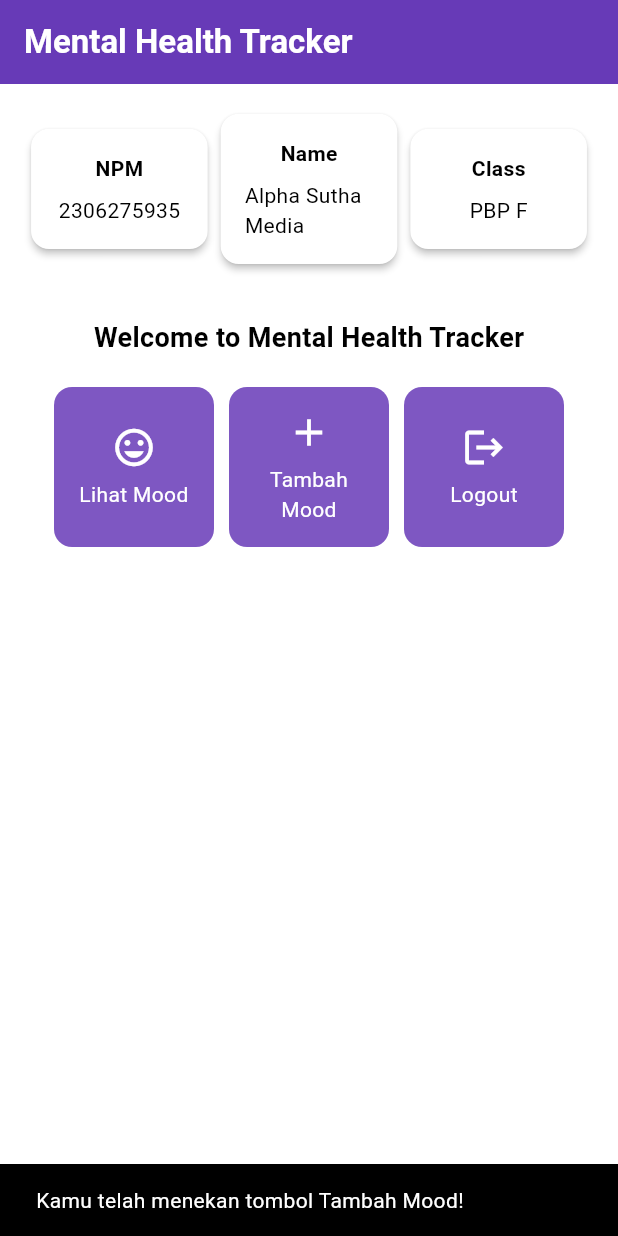
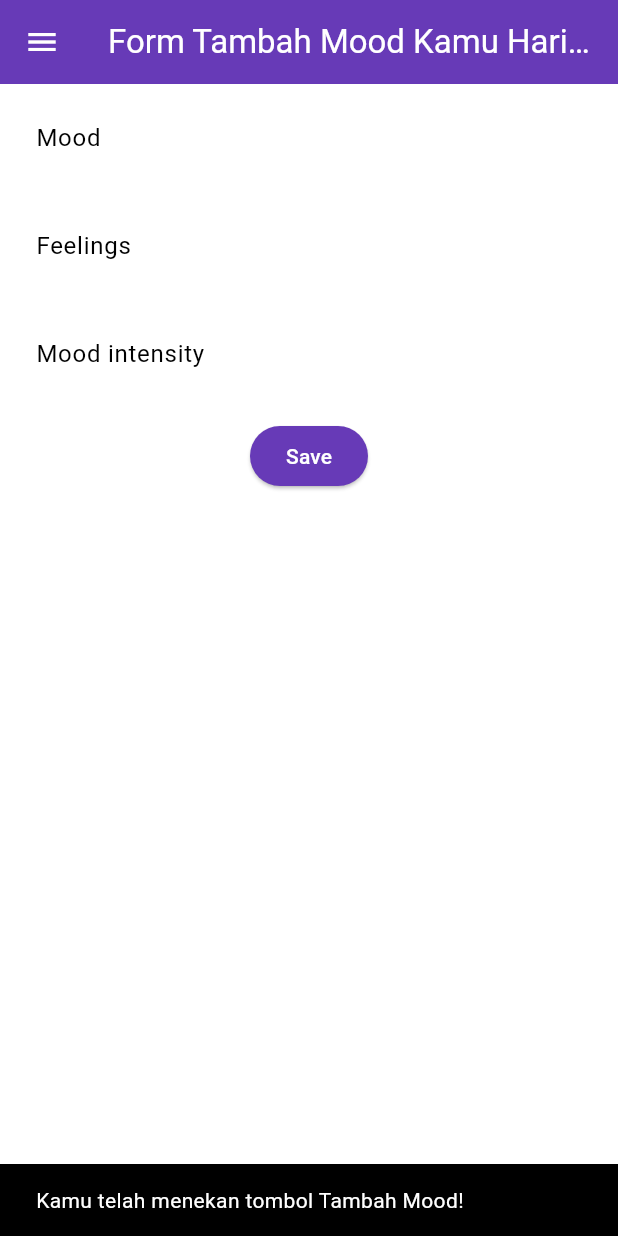
Before and after one commit to alphasuthamedia/mental-health-tracker-mobile, a Flutter app: the screen it shows after launch, after a tap on "Tambah Mood", on a phone screen of 412 x 824 dp. Run offline on Flutter 3.47's test engine with Material 3 defaults, Android fonts, the phone set to English and light mode, and no system bars.

Commit message:
tutorial 7

```diff
--- a/lib/main.dart
+++ b/lib/main.dart
@@ -1,5 +1,5 @@
 import 'package:flutter/material.dart';
-import 'package:mental_health_tracker/menu.dart';
+import 'package:mental_health_tracker/screens/menu.dart';
 
 void main() {
   runApp(const MyApp());
--- a/lib/menu.dart
+++ b/lib/screens/menu.dart
@@ -1,4 +1,8 @@
 import 'package:flutter/material.dart';
+// Impor drawer widget
+import 'package:mental_health_tracker/widgets/left_drawer.dart';
+import 'moodentry_form.dart';
+import 'package:mental_health_tracker/widgets/mood_card.dart';
 
 class MyHomePage extends StatelessWidget {
     final String npm = '2306275935'; // NPM
@@ -27,6 +31,7 @@ class MyHomePage extends StatelessWidget {
             fontWeight: FontWeight.bold,
           ),
         ),
+        iconTheme: const IconThemeData(color: Colors.white),
         // Warna latar belakang AppBar diambil dari skema warna tema aplikasi.
         backgroundColor: Theme.of(context).colorScheme.primary,
       ),
@@ -89,15 +94,10 @@ class MyHomePage extends StatelessWidget {
           ],
         ),
       ),
+      // Masukkan drawer sebagai parameter nilai drawer dari widget Scaffold
+      drawer: const LeftDrawer(),
     );
   }
-}
-
-class ItemHomepage {
-  final String name;
-  final IconData icon;
-
-  ItemHomepage(this.name, this.icon);
 }
 
 class InfoCard extends StatelessWidget {
@@ -132,57 +132,3 @@ class InfoCard extends StatelessWidget {
     );
   }
 }
-
-class ItemCard extends StatelessWidget {
-  // Menampilkan kartu dengan ikon dan nama.
-
-  final ItemHomepage item;
-
-  const ItemCard(this.item, {super.key});
-
-  @override
-  Widget build(BuildContext context) {
-    return Material(
-      // Menentukan warna latar belakang dari tema aplikasi.
-      color: Theme.of(context).colorScheme.secondary,
-      // Membuat sudut kartu melengkung.
-      borderRadius: BorderRadius.circular(12),
-
-      child: InkWell(
-        // Aksi ketika kartu ditekan.
-        onTap: () {
-          // Menampilkan pesan SnackBar saat kartu ditekan.
-          ScaffoldMessenger.of(context)
-            ..hideCurrentSnackBar()
-            ..showSnackBar(
-              SnackBar(content: Text("Kamu telah menekan tombol ${item.name}!"))
-            );
-        },
-        // Container untuk menyimpan Icon dan Text
-        child: Container(
-          padding: const EdgeInsets.all(8),
-          child: Center(
-            child: Column(
-              // Menyusun ikon dan teks di tengah kartu.
-              mainAxisAlignment: MainAxisAlignment.center,
-              children: [
-                Icon(
-                  item.icon,
-                  color: Colors.white,
-                  size: 30.0,
-                ),
-                const Padding(padding: EdgeInsets.all(3)),
-                Text(
-                  item.name,
-                  textAlign: TextAlign.center,
-                  style: const TextStyle(color: Colors.white),
-                ),
-              ],
-            ),
-          ),
-        ),
-      ),
-    );
-  }
-
-}
--- /dev/null
+++ b/lib/screens/moodentry_form.dart
@@ -0,0 +1,160 @@
+import 'package:flutter/material.dart';
+import 'package:mental_health_tracker/widgets/left_drawer.dart';
+
+class MoodEntryFormPage extends StatefulWidget {
+  const MoodEntryFormPage({super.key});
+
+  @override
+  State<MoodEntryFormPage> createState() => _MoodEntryFormPageState();
+}
+
+class _MoodEntryFormPageState extends State<MoodEntryFormPage> {
+  final _formKey = GlobalKey<FormState>();
+	String _mood = "";
+	String _feelings = "";
+	int _moodIntensity = 0;
+  @override
+  Widget build(BuildContext context) {
+    return Scaffold(
+      appBar: AppBar(
+        title: const Center(
+          child: Text(
+            'Form Tambah Mood Kamu Hari ini',
+          ),
+        ),
+        backgroundColor: Theme.of(context).colorScheme.primary,
+        foregroundColor: Colors.white,
+      ),
+      drawer: const LeftDrawer(),
+      body: Form(
+        key: _formKey,
+        child: SingleChildScrollView(
+          child: Column(
+            crossAxisAlignment: CrossAxisAlignment.start,
+            children: [
+              Padding(
+                padding: const EdgeInsets.all(8.0),
+                child: TextFormField(
+                  decoration: InputDecoration(
+                    hintText: "Mood",
+                    labelText: "Mood",
+                    border: OutlineInputBorder(
+                      borderRadius: BorderRadius.circular(5.0),
+                    ),
+                  ),
+                  onChanged: (String? value) {
+                    setState(() {
+                      _mood = value!;
+                    });
+                  },
+                  validator: (String? value) {
+                    if (value == null || value.isEmpty) {
+                      return "Mood tidak boleh kosong!";
+                    }
+                    return null;
+                  },
+                ),
+              ),
+            Padding(
+              padding: const EdgeInsets.all(8.0),
+              child: TextFormField(
+                decoration: InputDecoration(
+                  hintText: "Feelings",
+                  labelText: "Feelings",
+                  border: OutlineInputBorder(
+                    borderRadius: BorderRadius.circular(5.0),
+                  ),
+                ),
+                onChanged: (String? value) {
+                  setState(() {
+                    _feelings = value!;
+                  });
+                },
+                validator: (String? value) {
+                  if (value == null || value.isEmpty) {
+                    return "Feelings tidak boleh kosong!";
+                  }
+                  return null;
+                },
+              ),
+            ),
+            Padding(
+              padding: const EdgeInsets.all(8.0),
+              child: TextFormField(
+                decoration: InputDecoration(
+                  hintText: "Mood intensity",
+                  labelText: "Mood intensity",
+                  border: OutlineInputBorder(
+                    borderRadius: BorderRadius.circular(5.0),
+                  ),
+                ),
+                onChanged: (String? value) {
+                  setState(() {
+                    _moodIntensity = int.tryParse(value!) ?? 0;
+                  });
+                },
+                validator: (String? value) {
+                  if (value == null || value.isEmpty) {
+                    return "Mood intensity tidak boleh kosong!";
+                  }
+                  if (int.tryParse(value) == null) {
+                    return "Mood intensity harus berupa angka!";
+                  }
+                  return null;
+                },
+              ),
+            ),
+            Align(
+              alignment: Alignment.bottomCenter,
+              child: Padding(
+                padding: const EdgeInsets.all(8.0),
+                child: ElevatedButton(
+                  style: ButtonStyle(
+                    backgroundColor: MaterialStateProperty.all(
+                        Theme.of(context).colorScheme.primary),
+                  ),
+                  onPressed: () {
+                    if (_formKey.currentState!.validate()) {
+                      showDialog(
+                        context: context,
+                        builder: (context) {
+                          return AlertDialog(
+                            title: const Text('Mood berhasil tersimpan'),
+                            content: SingleChildScrollView(
+                              child: Column(
+                                crossAxisAlignment: CrossAxisAlignment.start,
+                                children: [
+                                  Text('Mood: $_mood'),
+                                  Text('Feelings: $_feelings'),
+                                  Text('Mood Intensity: $_moodIntensity'),
+                                ],
+                              ),
+                            ),
+                            actions: [
+                              TextButton(
+                                child: const Text('OK'),
+                                onPressed: () {
+                                  Navigator.pop(context);
+                                  _formKey.currentState!.reset();
+                                },
+                              ),
+                            ],
+                          );
+                        },
+                      );
+                    }
+                  },
+                  child: const Text(
+                    "Save",
+                    style: TextStyle(color: Colors.white),
+                  ),
+                ),
+              ),
+            ),
+            ],
+          )
+        ),
+      ),
+    );
+  }
+}
--- /dev/null
+++ b/lib/widgets/left_drawer.dart
@@ -0,0 +1,64 @@
+import 'package:flutter/material.dart';
+import 'package:mental_health_tracker/screens/menu.dart';
+// TODO: Impor halaman MoodEntryFormPage jika sudah dibuat
+import 'package:mental_health_tracker/screens/moodentry_form.dart';
+
+class LeftDrawer extends StatelessWidget {
+  const LeftDrawer({super.key});
+
+  @override
+  Widget build(BuildContext context) {
+    return Drawer(
+      child: ListView(
+        children: [
+          DrawerHeader(
+            decoration: BoxDecoration(
+              color: Theme.of(context).colorScheme.primary,
+            ),
+            child: const Column(
+              children: [
+                Text(
+                  'Mental Health Tracker',
+                  textAlign: TextAlign.center,
+                  style: TextStyle(
+                    fontSize: 24,
+                    fontWeight: FontWeight.bold,
+                    color: Colors.white,
+                  ),
+                ),
+                Padding(padding: EdgeInsets.all(8)),
+                Text(
+                  "Ayo jaga kesehatan mentalmu setiap hari disini!",
+                  style: TextStyle(
+                    color: Colors.white,
+                    fontWeight: FontWeight.w500,
+                  ),
+                ),
+              ],
+            ),
+          ),
+          ListTile(
+            leading: const Icon(Icons.home_outlined),
+            title: const Text('Halaman Utama'),
+            // Bagian redirection ke MyHomePage
+            onTap: () {
+              Navigator.pushReplacement(
+                  context,
+                  MaterialPageRoute(
+                    builder: (context) => MyHomePage(),
+                  ));
+            },
+          ),
+          ListTile(
+            leading: const Icon(Icons.mood),
+            title: const Text('Tambah Mood'),
+            // Bagian redirection ke MoodEntryFormPage
+            onTap: () {
+              Navigator.push(context, MaterialPageRoute(builder: (context) => MoodEntryFormPage()));
+            },
+          ),
+        ],
+      ),
+    );
+  }
+}
--- /dev/null
+++ b/lib/widgets/mood_card.dart
@@ -0,0 +1,67 @@
+import 'package:flutter/material.dart';
+import 'package:mental_health_tracker/screens/moodentry_form.dart';
+
+class ItemHomepage {
+  final String name;
+  final IconData icon;
+
+  ItemHomepage(this.name, this.icon);
+}
+
+class ItemCard extends StatelessWidget {
+  // Menampilkan kartu dengan ikon dan nama.
+
+  final ItemHomepage item;
+
+  const ItemCard(this.item, {super.key});
+
+  @override
+  Widget build(BuildContext context) {
+    return Material(
+      // Menentukan warna latar belakang dari tema aplikasi.
+      color: Theme.of(context).colorScheme.secondary,
+      // Membuat sudut kartu melengkung.
+      borderRadius: BorderRadius.circular(12),
+
+      child: InkWell(
+        // Aksi ketika kartu ditekan.
+        onTap: () {
+          // Menampilkan pesan SnackBar saat kartu ditekan.
+          ScaffoldMessenger.of(context)
+            ..hideCurrentSnackBar()
+            ..showSnackBar(
+              SnackBar(content: Text("Kamu telah menekan tombol ${item.name}!"))
+            );
+          // Navigate ke route yang sesuai (tergantung jenis tombol)
+          if (item.name == "Tambah Mood") {
+            Navigator.push(context,
+            MaterialPageRoute(builder: (context) => const MoodEntryFormPage()));
+          }
+        },
+        // Container untuk menyimpan Icon dan Text
+        child: Container(
+          padding: const EdgeInsets.all(8),
+          child: Center(
+            child: Column(
+              // Menyusun ikon dan teks di tengah kartu.
+              mainAxisAlignment: MainAxisAlignment.center,
+              children: [
+                Icon(
+                  item.icon,
+                  color: Colors.white,
+                  size: 30.0,
+                ),
+                const Padding(padding: EdgeInsets.all(3)),
+                Text(
+                  item.name,
+                  textAlign: TextAlign.center,
+                  style: const TextStyle(color: Colors.white),
+                ),
+              ],
+            ),
+          ),
+        ),
+      ),
+    );
+  }
+}
```
